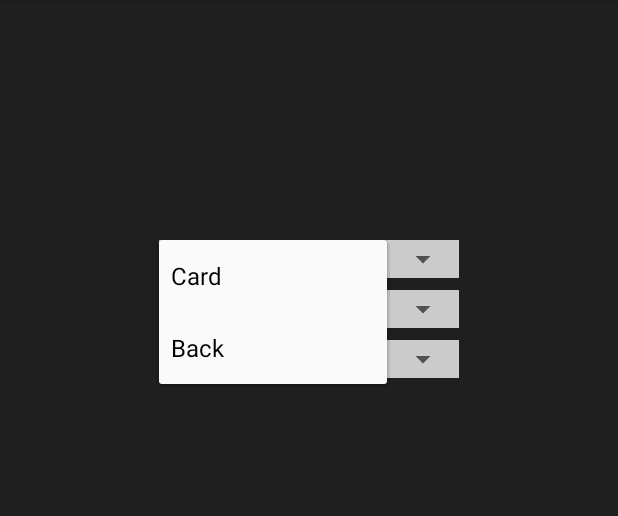
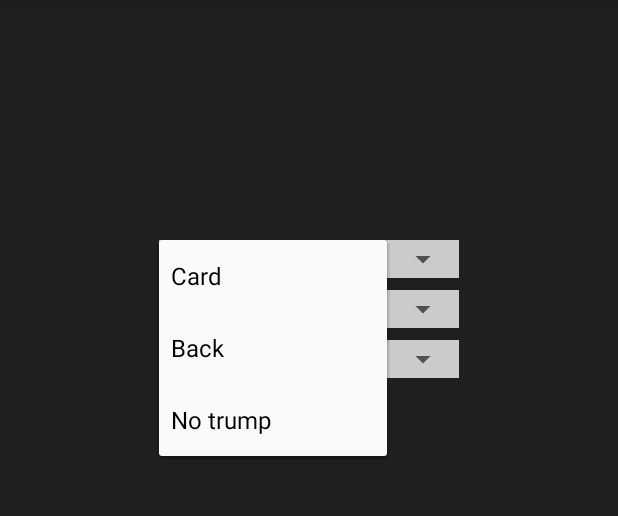
Before and after one commit to aavdiere/trionfiNFC, an Android app: the NfcWriteActivity screen opened directly, with no data from a screen before it, after a tap on "Card", on a phone screen of 412 x 824 dp, the part 84-600 px from its top. Run offline under Robolectric (Android 15) with nearby library versions, the phone set to English and light mode, and no system bars.

Commit message:
Add no trump card

```diff
--- a/app/src/main/java/co/vandierendonck/trionfinfc/views/NfcWriteActivity.kt
+++ b/app/src/main/java/co/vandierendonck/trionfinfc/views/NfcWriteActivity.kt
@@ -26,7 +26,7 @@ class NfcWriteActivity : AppCompatActivity() {
         rankAdapter.setDropDownViewResource(android.R.layout.simple_spinner_dropdown_item)
         spinner_rank.adapter = rankAdapter
 
-        val typeAdapter = ArrayAdapter<String>(this, android.R.layout.simple_spinner_item, listOf("Card", "Back"))
+        val typeAdapter = ArrayAdapter<String>(this, android.R.layout.simple_spinner_item, listOf("Card", "Back", "No trump"))
         typeAdapter.setDropDownViewResource(android.R.layout.simple_spinner_dropdown_item)
         spinner_type.adapter = typeAdapter
 
@@ -72,6 +72,7 @@ class NfcWriteActivity : AppCompatActivity() {
         var content = when (spinner_type.selectedItem.toString()) {
             "Card" -> 0b000
             "Back" -> 0b001
+            "No trump" -> 0b010
             else -> 0b110 // denote error
         }
         content = content shl 2
```
Also changed, not shown: app/src/main/java/co/vandierendonck/trionfinfc/views/HandActivity.kt (+8 -0 lines).
